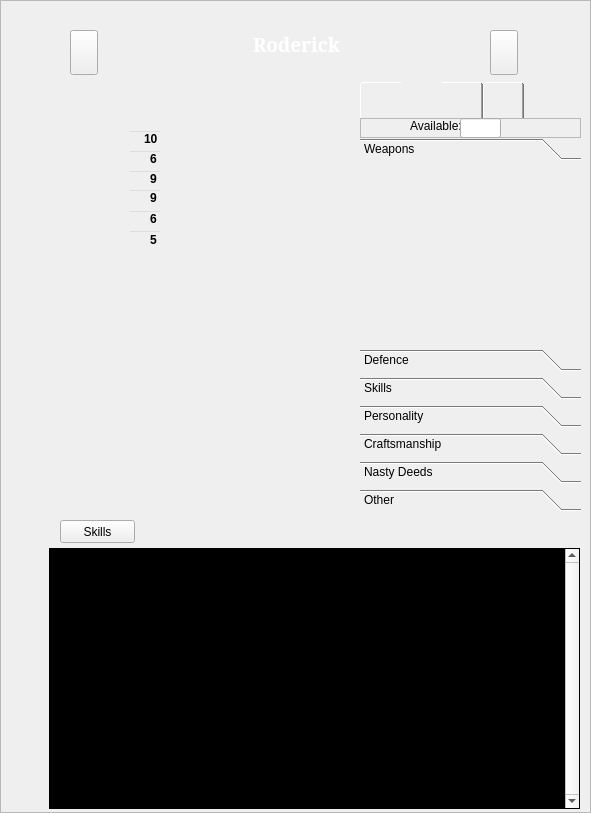
This is charactertab.ui in fischerdr/MooseEdit as Qt 5 draws it before an edit. The edited form follows.
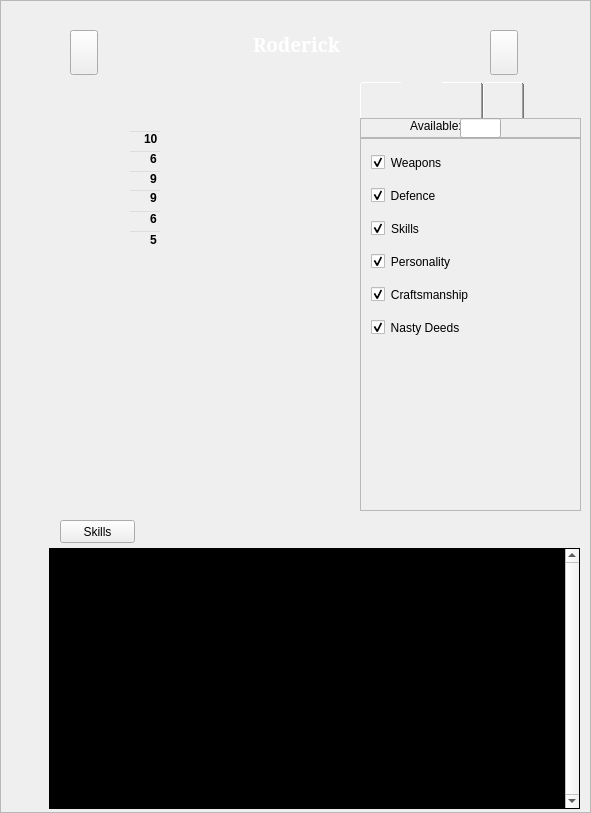
This is the edited form. The open tabs and pages were chosen to show the change. Icons and pictures are not drawn. Custom widgets are drawn as their Qt base class.

Diff of the .ui file:
```diff
--- a/charactertab.ui
+++ b/charactertab.ui
@@ -453,7 +453,10 @@
       </item>
      </layout>
     </widget>
-    <widget class="QWidget" name="tab_2">
+    <widget class="QWidget" name="abilitiesTab">
+     <property name="styleSheet">
+      <string notr="true"/>
+     </property>
      <attribute name="icon">
       <iconset resource="resources.qrc">
        <normaloff>:/abilitiesButton.png</normaloff>
@@ -488,7 +491,10 @@
 	background-image: url(:/game_parchment.png);
 }</string>
         </property>
-        <layout class="QGridLayout" name="gridLayout_5">
+        <layout class="QVBoxLayout" name="verticalLayout_11">
+         <property name="spacing">
+          <number>0</number>
+         </property>
          <property name="leftMargin">
           <number>0</number>
          </property>
@@ -501,10 +507,7 @@
          <property name="bottomMargin">
           <number>0</number>
          </property>
-         <property name="spacing">
-          <number>0</number>
-         </property>
-         <item row="0" column="0">
+         <item>
           <widget class="QFrame" name="frame_5">
            <property name="minimumSize">
             <size>
@@ -548,113 +551,328 @@
            </widget>
           </widget>
          </item>
-         <item row="1" column="0">
-          <widget class="QToolBox" name="toolBox_3">
+         <item>
+          <widget class="QWidget" name="abilitiesWidget" native="true">
            <property name="styleSheet">
-            <string notr="true">QToolBox {
+            <string notr="true"/>
+           </property>
+           <layout class="QGridLayout" name="gridLayout_11">
+            <property name="leftMargin">
+             <number>0</number>
+            </property>
+            <property name="topMargin">
+             <number>0</number>
+            </property>
+            <property name="rightMargin">
+             <number>0</number>
+            </property>
+            <property name="bottomMargin">
+             <number>0</number>
+            </property>
+            <property name="spacing">
+             <number>0</number>
+            </property>
+            <item row="0" column="0">
+             <widget class="QScrollArea" name="abilitiesScrollArea">
+              <property name="styleSheet">
+               <string notr="true">#scrollAreaWidgetContents, QGroupBox{
 	background-image: url(:/game_parchment.png);
 }
 
-QToolBox::tab {
+QLabel {
+	color: rgb(0, 0, 0);
+}
+
+#abilitiesScrollArea,#abilitiesScrollWidget {
+	background-image: url(:/game_parchment.png);
+}
+
+QScrollBar:vertical {
+	background-color: rgb(0, 0, 0);
+    width: 20px;
+}
+
+QScrollBar::up-arrow:vertical {
+	border-image: url(:/up-arrow.png);
+}
+QScrollBar::down-arrow:vertical {
+	border-image: url(:/down-arrow.png);
+}</string>
+              </property>
+              <property name="horizontalScrollBarPolicy">
+               <enum>Qt::ScrollBarAsNeeded</enum>
+              </property>
+              <property name="widgetResizable">
+               <bool>true</bool>
+              </property>
+              <widget class="QWidget" name="abilitiesScrollWidget">
+               <property name="geometry">
+                <rect>
+                 <x>0</x>
+                 <y>0</y>
+                 <width>219</width>
+                 <height>216</height>
+                </rect>
+               </property>
+               <property name="sizePolicy">
+                <sizepolicy hsizetype="Preferred" vsizetype="Maximum">
+                 <horstretch>0</horstretch>
+                 <verstretch>0</verstretch>
+                </sizepolicy>
+               </property>
+               <property name="styleSheet">
+                <string notr="true"/>
+               </property>
+               <layout class="QVBoxLayout" name="verticalLayout_7">
+                <property name="spacing">
+                 <number>0</number>
+                </property>
+                <property name="leftMargin">
+                 <number>0</number>
+                </property>
+                <property name="topMargin">
+                 <number>6</number>
+                </property>
+                <property name="rightMargin">
+                 <number>0</number>
+                </property>
+                <property name="bottomMargin">
+                 <number>0</number>
+                </property>
+                <item>
+                 <widget class="QWidget" name="abilitiesGroup" native="true">
+                  <property name="sizePolicy">
+                   <sizepolicy hsizetype="Preferred" vsizetype="Maximum">
+                    <horstretch>0</horstretch>
+                    <verstretch>0</verstretch>
+                   </sizepolicy>
+                  </property>
+                  <property name="styleSheet">
+                   <string notr="true">QGroupBox {
+	border: transparent;
+}
+
+QGroupBox::indicator::unchecked {
+	image: url(:/abilityGroupCollapsed.png);
+}
+
+QGroupBox::indicator::checked {
+	image: url(:/abilityGroupExpanded.png);
+}
+
+QGroupBox::title {
 	border-image: url(:/tooltipPanelBorder.png);
 	color: rgb(255, 255, 255);
- }
-</string>
-           </property>
-           <property name="currentIndex">
-            <number>0</number>
-           </property>
-           <widget class="QWidget" name="page_15">
-            <property name="geometry">
-             <rect>
-              <x>0</x>
-              <y>0</y>
-              <width>221</width>
-              <height>184</height>
-             </rect>
-            </property>
-            <attribute name="label">
-             <string>Weapons</string>
-            </attribute>
-           </widget>
-           <widget class="QWidget" name="page_16">
-            <property name="geometry">
-             <rect>
-              <x>0</x>
-              <y>0</y>
-              <width>203</width>
-              <height>160</height>
-             </rect>
-            </property>
-            <attribute name="label">
-             <string>Defence</string>
-            </attribute>
-           </widget>
-           <widget class="QWidget" name="page_17">
-            <property name="geometry">
-             <rect>
-              <x>0</x>
-              <y>0</y>
-              <width>100</width>
-              <height>30</height>
-             </rect>
-            </property>
-            <attribute name="label">
-             <string>Skills</string>
-            </attribute>
-           </widget>
-           <widget class="QWidget" name="page_18">
-            <property name="geometry">
-             <rect>
-              <x>0</x>
-              <y>0</y>
-              <width>100</width>
-              <height>30</height>
-             </rect>
-            </property>
-            <attribute name="label">
-             <string>Personality</string>
-            </attribute>
-           </widget>
-           <widget class="QWidget" name="page_19">
-            <property name="geometry">
-             <rect>
-              <x>0</x>
-              <y>0</y>
-              <width>100</width>
-              <height>30</height>
-             </rect>
-            </property>
-            <attribute name="label">
-             <string>Craftsmanship</string>
-            </attribute>
-           </widget>
-           <widget class="QWidget" name="page_20">
-            <property name="geometry">
-             <rect>
-              <x>0</x>
-              <y>0</y>
-              <width>100</width>
-              <height>30</height>
-             </rect>
-            </property>
-            <attribute name="label">
-             <string>Nasty Deeds</string>
-            </attribute>
-           </widget>
-           <widget class="QWidget" name="page_21">
-            <property name="geometry">
-             <rect>
-              <x>0</x>
-              <y>0</y>
-              <width>100</width>
-              <height>30</height>
-             </rect>
-            </property>
-            <attribute name="label">
-             <string>Other</string>
-            </attribute>
-           </widget>
+	padding-right: 2000px;
+}</string>
+                  </property>
+                  <layout class="QVBoxLayout" name="verticalLayout_3">
+                   <item>
+                    <widget class="ExpandableGroupBox" name="weaponsGroup">
+                     <property name="sizePolicy">
+                      <sizepolicy hsizetype="Preferred" vsizetype="Maximum">
+                       <horstretch>0</horstretch>
+                       <verstretch>0</verstretch>
+                      </sizepolicy>
+                     </property>
+                     <property name="styleSheet">
+                      <string notr="true"/>
+                     </property>
+                     <property name="title">
+                      <string>Weapons</string>
+                     </property>
+                     <property name="flat">
+                      <bool>false</bool>
+                     </property>
+                     <property name="checkable">
+                      <bool>true</bool>
+                     </property>
+                     <property name="checked">
+                      <bool>true</bool>
+                     </property>
+                     <layout class="QVBoxLayout" name="verticalLayout_9">
+                      <property name="spacing">
+                       <number>1</number>
+                      </property>
+                      <property name="topMargin">
+                       <number>18</number>
+                      </property>
+                     </layout>
+                    </widget>
+                   </item>
+                   <item>
+                    <widget class="ExpandableGroupBox" name="defenceGroup">
+                     <property name="sizePolicy">
+                      <sizepolicy hsizetype="Preferred" vsizetype="Maximum">
+                       <horstretch>0</horstretch>
+                       <verstretch>0</verstretch>
+                      </sizepolicy>
+                     </property>
+                     <property name="styleSheet">
+                      <string notr="true"/>
+                     </property>
+                     <property name="title">
+                      <string>Defence</string>
+                     </property>
+                     <property name="flat">
+                      <bool>false</bool>
+                     </property>
+                     <property name="checkable">
+                      <bool>true</bool>
+                     </property>
+                     <property name="checked">
+                      <bool>true</bool>
+                     </property>
+                     <layout class="QVBoxLayout" name="verticalLayout_10">
+                      <property name="spacing">
+                       <number>1</number>
+                      </property>
+                      <property name="topMargin">
+                       <number>18</number>
+                      </property>
+                     </layout>
+                    </widget>
+                   </item>
+                   <item>
+                    <widget class="ExpandableGroupBox" name="skillsGroup">
+                     <property name="sizePolicy">
+                      <sizepolicy hsizetype="Preferred" vsizetype="Maximum">
+                       <horstretch>0</horstretch>
+                       <verstretch>0</verstretch>
+                      </sizepolicy>
+                     </property>
+                     <property name="styleSheet">
+                      <string notr="true"/>
+                     </property>
+                     <property name="title">
+                      <string>Skills</string>
+                     </property>
+                     <property name="flat">
+                      <bool>false</bool>
+                     </property>
+                     <property name="checkable">
+                      <bool>true</bool>
+                     </property>
+                     <property name="checked">
+                      <bool>true</bool>
+                     </property>
+                     <layout class="QVBoxLayout" name="verticalLayout_13">
+                      <property name="spacing">
+                       <number>1</number>
+                      </property>
+                      <property name="topMargin">
+                       <number>18</number>
+                      </property>
+                     </layout>
+                    </widget>
+                   </item>
+                   <item>
+                    <widget class="ExpandableGroupBox" name="personalityGroup">
+                     <property name="sizePolicy">
+                      <sizepolicy hsizetype="Preferred" vsizetype="Maximum">
+                       <horstretch>0</horstretch>
+                       <verstretch>0</verstretch>
+                      </sizepolicy>
+                     </property>
+                     <property name="styleSheet">
+                      <string notr="true"/>
+                     </property>
+                     <property name="title">
+                      <string>Personality</string>
+                     </property>
+                     <property name="flat">
+                      <bool>false</bool>
+                     </property>
+                     <property name="checkable">
+                      <bool>true</bool>
+                     </property>
+                     <property name="checked">
+                      <bool>true</bool>
+                     </property>
+                     <layout class="QVBoxLayout" name="verticalLayout_14">
+                      <property name="spacing">
+                       <number>1</number>
+                      </property>
+                      <property name="topMargin">
+                       <number>18</number>
+                      </property>
+                     </layout>
+                    </widget>
+                   </item>
+                   <item>
+                    <widget class="ExpandableGroupBox" name="craftsmanshipGroup">
+                     <property name="sizePolicy">
+                      <sizepolicy hsizetype="Preferred" vsizetype="Maximum">
+                       <horstretch>0</horstretch>
+                       <verstretch>0</verstretch>
+                      </sizepolicy>
+                     </property>
+                     <property name="styleSheet">
+                      <string notr="true"/>
+                     </property>
+                     <property name="title">
+                      <string>Craftsmanship</string>
+                     </property>
+                     <property name="flat">
+                      <bool>false</bool>
+                     </property>
+                     <property name="checkable">
+                      <bool>true</bool>
+                     </property>
+                     <property name="checked">
+                      <bool>true</bool>
+                     </property>
+                     <layout class="QVBoxLayout" name="verticalLayout_15">
+                      <property name="spacing">
+                       <number>1</number>
+                      </property>
+                      <property name="topMargin">
+                       <number>18</number>
+                      </property>
+                     </layout>
+                    </widget>
+                   </item>
+                   <item>
+                    <widget class="ExpandableGroupBox" name="nastyDeeds">
+                     <property name="sizePolicy">
+                      <sizepolicy hsizetype="Preferred" vsizetype="Maximum">
+                       <horstretch>0</horstretch>
+                       <verstretch>0</verstretch>
+                      </sizepolicy>
+                     </property>
+                     <property name="styleSheet">
+                      <string notr="true"/>
+                     </property>
+                     <property name="title">
+                      <string>Nasty Deeds</string>
+                     </property>
+                     <property name="flat">
+                      <bool>false</bool>
+                     </property>
+                     <property name="checkable">
+                      <bool>true</bool>
+                     </property>
+                     <property name="checked">
+                      <bool>true</bool>
+                     </property>
+                     <layout class="QVBoxLayout" name="verticalLayout_16">
+                      <property name="spacing">
+                       <number>1</number>
+                      </property>
+                      <property name="topMargin">
+                       <number>18</number>
+                      </property>
+                     </layout>
+                    </widget>
+                   </item>
+                  </layout>
+                 </widget>
+                </item>
+               </layout>
+              </widget>
+             </widget>
+            </item>
+           </layout>
           </widget>
          </item>
         </layout>
@@ -962,6 +1180,14 @@
    <zorder>frame_2</zorder>
   </widget>
  </widget>
+ <customwidgets>
+  <customwidget>
+   <class>ExpandableGroupBox</class>
+   <extends>QGroupBox</extends>
+   <header>ExpandableGroupBox.h</header>
+   <container>1</container>
+  </customwidget>
+ </customwidgets>
  <resources>
   <include location="resources.qrc"/>
  </resources>
```
Left out of the diff: 22 changed lines with no effect on the pictures.
